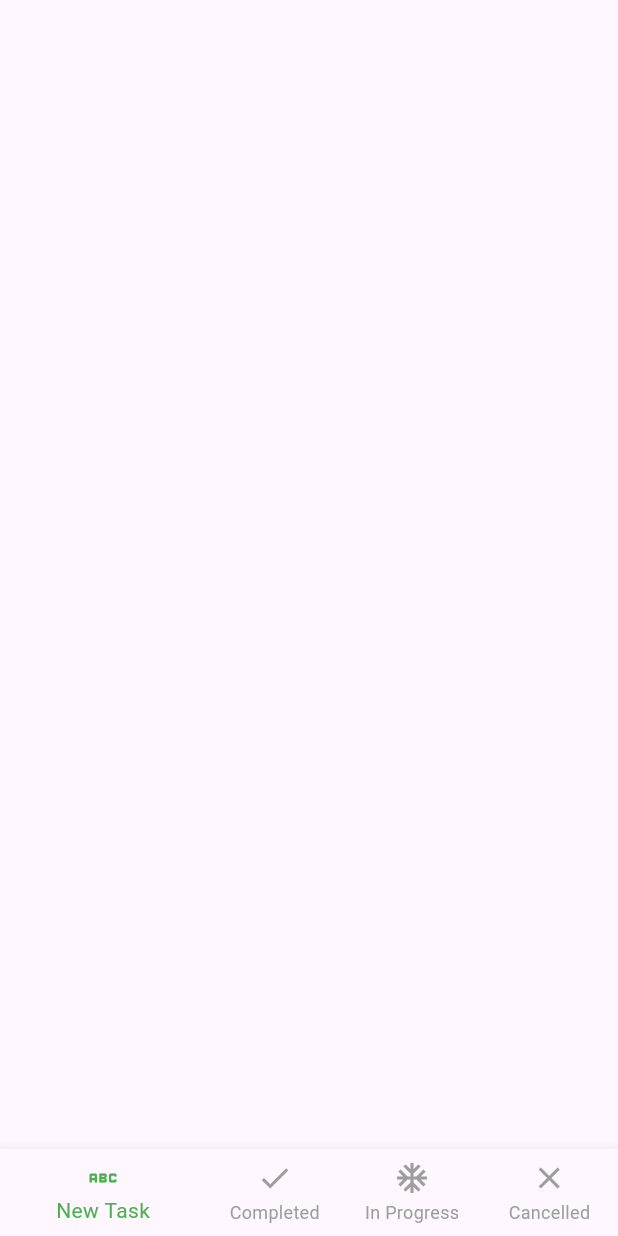
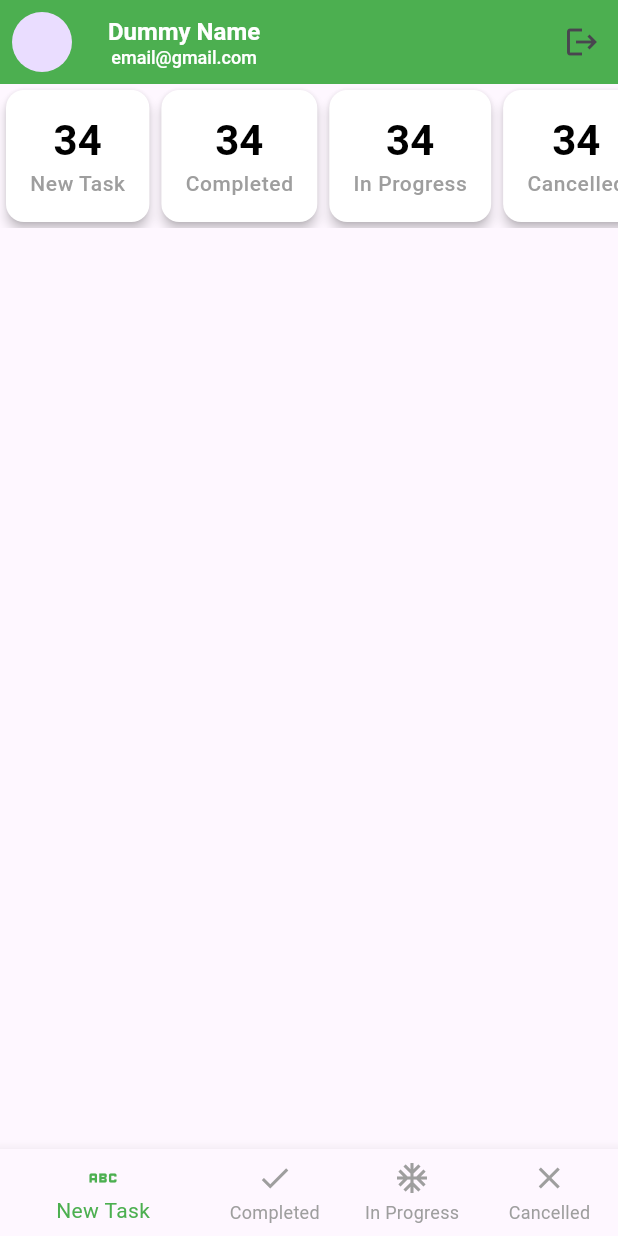
Before and after one commit to SohelRana-CSE/Task_Manager, a Flutter app: the MainBottomNavScreen screen opened directly, on a phone screen of 412 x 824 dp. Run offline on Flutter 3.47's test engine with Material 3 defaults, Android fonts, the phone set to English and light mode, and no system bars; our stand-ins replace cached_network_image, flutter_svg, pin_code_fields; missing offline and left inert: dart:ffi.

Commit message:
bottom nav bar screens created commit

```diff
--- a/lib/ui/screens/main_bottom_nav_screen.dart
+++ b/lib/ui/screens/main_bottom_nav_screen.dart
@@ -1,4 +1,8 @@
 import 'package:flutter/material.dart';
+import 'package:task_manager/ui/screens/cancelled_task_screen.dart';
+import 'package:task_manager/ui/screens/completed_task_screen.dart';
+import 'package:task_manager/ui/screens/in_progress_task_screen.dart';
+import 'package:task_manager/ui/screens/new_task_screen.dart';
 import 'package:task_manager/ui/utility/app_colors.dart';
 
 class MainBottomNavScreen extends StatefulWidget {
@@ -11,10 +15,17 @@ class MainBottomNavScreen extends StatefulWidget {
 class _MainBottomNavScreenState extends State<MainBottomNavScreen> {
 
   int _selectedIndex = 0;
+  final List<Widget> _screens = const[
+    NewTaskScreen(),
+    CompletedTaskScreen(),
+    InProgressTaskScreen(),
+    CancelledTaskScreen()
+  ];
 
   @override
   Widget build(BuildContext context) {
     return Scaffold(
+      body: _screens[_selectedIndex],
       bottomNavigationBar: BottomNavigationBar(
         currentIndex: _selectedIndex,
         onTap: (index) {
--- /dev/null
+++ b/lib/ui/screens/new_task_screen.dart
@@ -0,0 +1,50 @@
+import 'package:flutter/material.dart';
+import '../widgets/profile_appbar.dart';
+import '../widgets/task_summary_card.dart';
+
+class NewTaskScreen extends StatefulWidget {
+  const NewTaskScreen({super.key});
+
+  @override
+  State<NewTaskScreen> createState() => _NewTaskScreenState();
+}
+
+class _NewTaskScreenState extends State<NewTaskScreen> {
+  @override
+  Widget build(BuildContext context) {
+    return Scaffold(
+      appBar: profileAppBar(),
+      body: Column(
+        children: [
+          _buildSummarySection()
+        ],
+      ),
+    );
+  }
+
+Widget _buildSummarySection() {
+    return SingleChildScrollView(
+          scrollDirection: Axis.horizontal,
+          child: Row(
+            children: [
+              TaskSummaryCard(
+                title: 'New Task',
+                count: '34',
+              ),
+              TaskSummaryCard(
+                title: 'Completed',
+                count: '34',
+              ),
+              TaskSummaryCard(
+                title: 'In Progress',
+                count: '34',
+              ),
+              TaskSummaryCard(
+                title: 'Cancelled',
+                count: '34',
+              ),
+            ],
+          ),
+        );
+  }
+}
--- /dev/null
+++ b/lib/ui/widgets/profile_appbar.dart
@@ -0,0 +1,36 @@
+import 'package:flutter/material.dart';
+import '../utility/app_colors.dart';
+
+AppBar profileAppBar() {
+  return AppBar(
+    backgroundColor: AppColors.themeColor,
+    leading: const Padding(
+      padding: EdgeInsets.all(8.0),
+      child: CircleAvatar(
+        // radius: 10,
+        // child: NetworkCachedImage(
+        //   url: '',
+        // ),
+      ),
+    ),
+    title: const Column(
+      children: [
+        Text(
+          'Dummy Name',
+          style: TextStyle(fontSize: 16, color: Colors.white),
+        ),
+        Text(
+          'email@gmail.com',
+          style: TextStyle(
+            fontSize: 12,
+            color: Colors.white,
+            fontWeight: FontWeight.w500,
+          ),
+        ),
+      ],
+    ),
+    actions: [
+      IconButton(onPressed: () {}, icon: const Icon(Icons.logout))
+    ],
+  );
+}
--- /dev/null
+++ b/lib/ui/widgets/task_summary_card.dart
@@ -0,0 +1,27 @@
+import 'package:flutter/material.dart';
+
+class TaskSummaryCard extends StatelessWidget {
+  const TaskSummaryCard({
+    super.key, required this.title, required this.count,
+  });
+
+  final String title;
+  final String count;
+
+  @override
+  Widget build(BuildContext context) {
+    return Card(
+      color: Colors.white,
+      elevation: 3,
+      child: Padding(
+        padding: const EdgeInsets.all(16.0),
+        child: Column(
+          children: [
+            Text(count , style: Theme.of(context).textTheme.titleLarge,),
+            Text(title, style: Theme.of(context).textTheme.titleSmall,),
+          ],
+        ),
+      ),
+    );
+  }
+}
--- a/pubspec.yaml
+++ b/pubspec.yaml
@@ -15,6 +15,7 @@ dependencies:
   cupertino_icons: ^1.0.8
   flutter_svg: ^2.0.17
   pin_code_fields: ^8.0.1
+  cached_network_image: ^3.4.1
 
 dev_dependencies:
   flutter_test:
```
Also changed, not shown: lib/ui/screens/cancelled_task_screen.dart (added, +15 -0 lines), lib/ui/screens/completed_task_screen.dart (added, +15 -0 lines), lib/ui/screens/in_progress_task_screen.dart (added, +15 -0 lines), lib/ui/widgets/network_cached_image.dart (added, +25 -0 lines), pubspec.lock, 1 other file.
